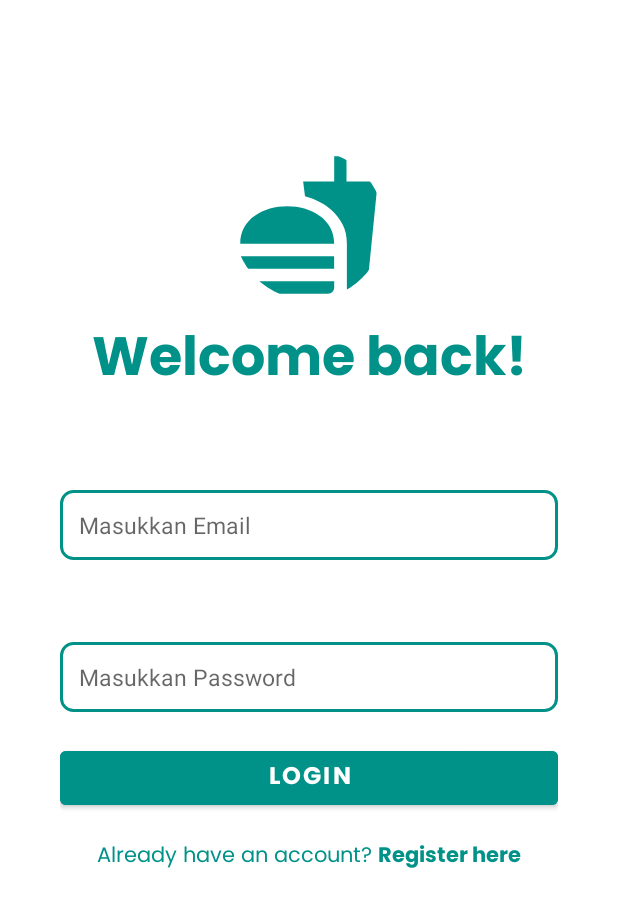
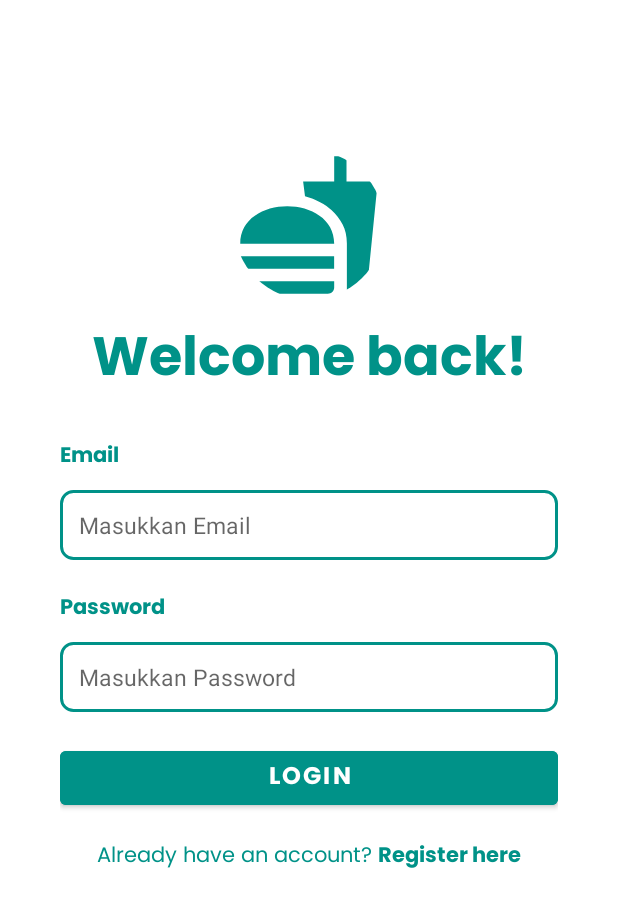
Before and after one commit to NutriLens-Bangkit-2024/NutriLens_App, an Android app: the screen it shows after launch (LoginActivity), on a phone screen of 412 x 824 dp. Shown: the top 907 px of the screen. Run offline under Robolectric (Android 15) with nearby library versions, the phone set to English and light mode, and no system bars; our stand-ins replace CircleImageView.

Commit message:
edit home

```diff
--- a/app/src/main/res/layout/activity_login.xml
+++ b/app/src/main/res/layout/activity_login.xml
@@ -39,13 +39,11 @@
         android:layout_width="wrap_content"
         android:layout_height="wrap_content"
         android:layout_marginTop="20dp"
-        android:alpha="0"
         android:text="@string/email"
         android:fontFamily="@font/poppins_bold"
         android:textColor="@color/primary"
         app:layout_constraintStart_toStartOf="parent"
-        app:layout_constraintTop_toBottomOf="@+id/login_tv_app_name"
-        tools:alpha="100" />
+        app:layout_constraintTop_toBottomOf="@+id/login_tv_app_name" />
 
     <com.capstone.nutrilens.ui.customview.EmailEt
         android:id="@+id/emailEditText"
@@ -66,15 +64,13 @@
         android:id="@+id/passwordTextView"
         android:layout_width="wrap_content"
         android:layout_height="wrap_content"
-        android:alpha="0"
         android:layout_marginTop="20dp"
         android:text="@string/password"
         android:fontFamily="@font/poppins_bold"
         android:textColor="@color/primary"
         app:layout_constraintBottom_toTopOf="@+id/passwordEditText"
         app:layout_constraintStart_toStartOf="parent"
-        app:layout_constraintTop_toBottomOf="@+id/emailEditText"
-        tools:alpha="100" />
+        app:layout_constraintTop_toBottomOf="@+id/emailEditText" />
 
     <com.capstone.nutrilens.ui.customview.PasswordEt
         android:id="@+id/passwordEditText"
```
Also changed, not shown: app/src/main/java/com/capstone/nutrilens/ui/home/HomeFragment.kt (+7 -3 lines), app/src/main/res/layout/activity_register.xml (+4 -10 lines).
